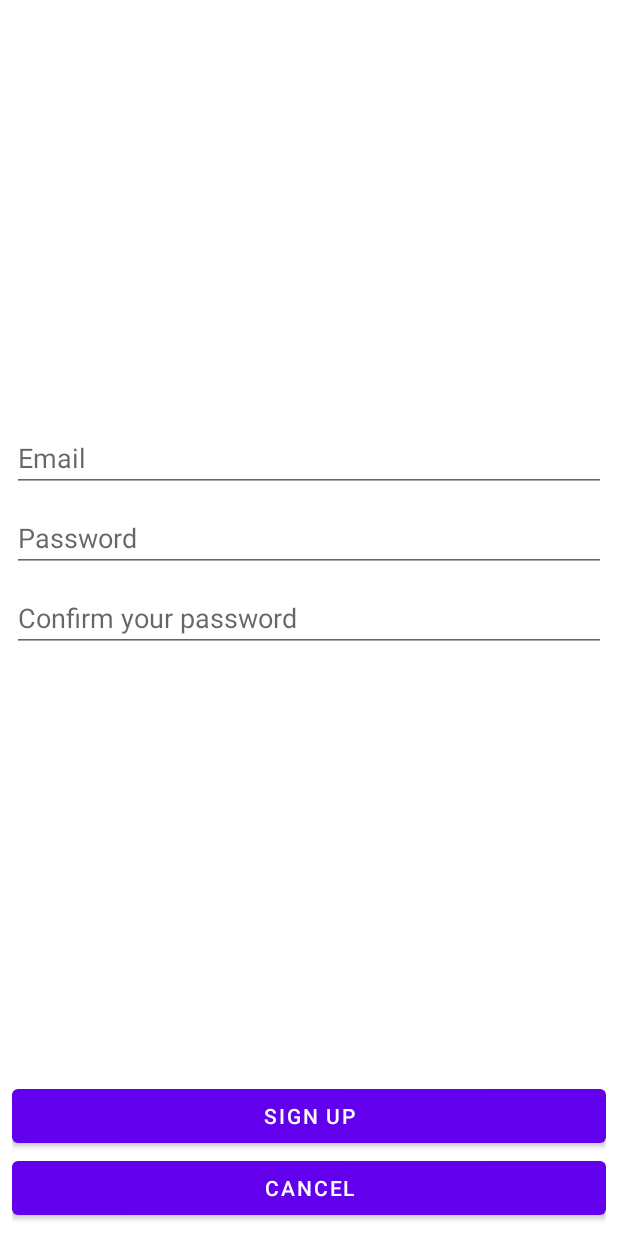
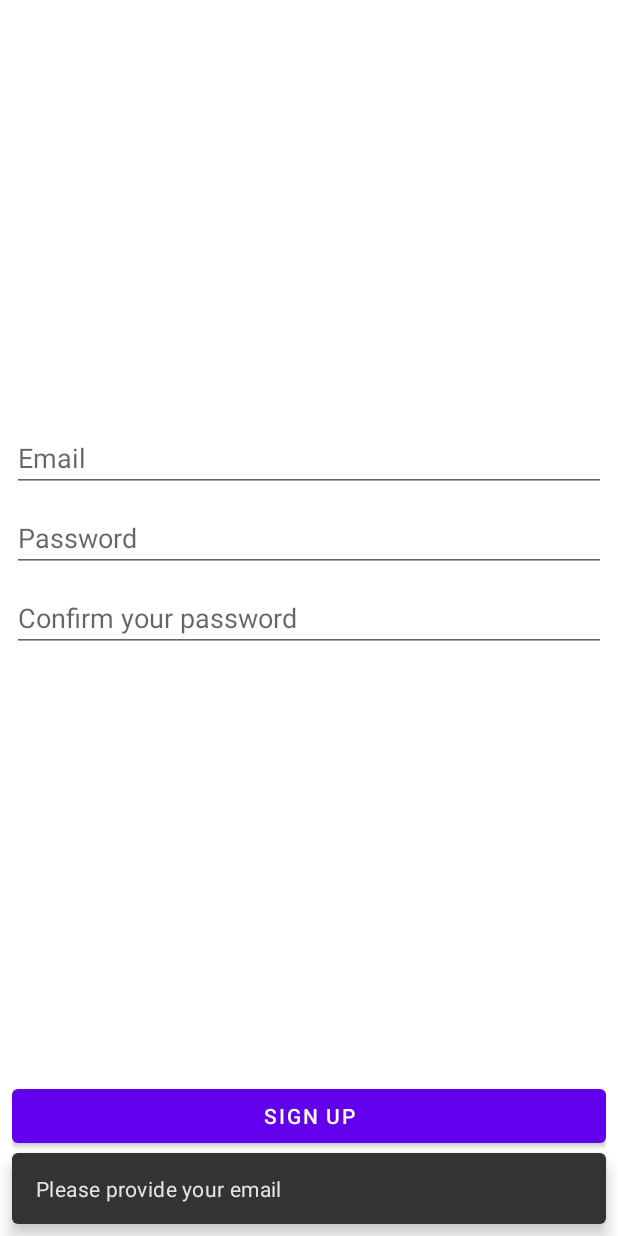
Before and after one commit to Fruit-Punch-Samurai/FireChat, an Android app: the SignUpFrag screen opened through its navigation route, after a tap on "SIGN UP", on a phone screen of 412 x 824 dp. Run offline under Robolectric (Android 15) with nearby library versions, the phone set to English and light mode, and no system bars; our stand-ins replace Firebase (no records; nobody signed in at launch, a user with empty details on screens opened directly), data binding; 1 statement that could not run was skipped.

Commit message:
Added the Sign up functionality
Signed-off-by: Yaya <yayadevbox@gmail.com>

```diff
--- a/app/src/main/java/com/fruitPunchSamurai/firechat/MainActivity.kt
+++ b/app/src/main/java/com/fruitPunchSamurai/firechat/MainActivity.kt
@@ -9,6 +9,8 @@ private lateinit var b: ActivityMainBinding
 
 class MainActivity : AppCompatActivity() {
 
+    //TODO: Motion layout and Instant Modules
+
     override fun onCreate(savedInstanceState: Bundle?) {
         super.onCreate(savedInstanceState)
 
--- a/app/src/main/java/com/fruitPunchSamurai/firechat/fragments/SignUpFrag.kt
+++ b/app/src/main/java/com/fruitPunchSamurai/firechat/fragments/SignUpFrag.kt
@@ -8,9 +8,11 @@ import androidx.fragment.app.viewModels
 import androidx.navigation.fragment.findNavController
 import com.fruitPunchSamurai.firechat.R
 import com.fruitPunchSamurai.firechat.databinding.SignUpFragmentBinding
+import com.fruitPunchSamurai.firechat.others.MyException
 import com.fruitPunchSamurai.firechat.others.MyFrag
 import com.fruitPunchSamurai.firechat.viewModels.SignUpViewModel
-import java.util.*
+import kotlinx.coroutines.MainScope
+import kotlinx.coroutines.launch
 
 class SignUpFrag : MyFrag() {
 
@@ -46,13 +48,29 @@ class SignUpFrag : MyFrag() {
 
     private fun observeEmailChanges() {
         vm.email.observe(viewLifecycleOwner, {
-            val username = vm.getUsernameFromEmail().capitalize(Locale.getDefault())
+            val username = vm.getUsernameFromEmail()
             val sentence = getString(R.string.yourUsernameWillBe)
             vm.usernameSentence.value = "$sentence $username"
         })
     }
 
     fun signUp() {
+        hideKeyboard()
+        makeLayoutTouchable(false)
+        MainScope().launch {
+            try {
+                val username = vm.signUp()
+                showSnackBar("${getString(R.string.welcome)} $username")
+                goToViewPagerFrag()
+            } catch (e: MyException) {
+                showSnackBar(e.message)
+            }
+            makeLayoutTouchable(true)
+        }
+    }
+
+    private fun goToViewPagerFrag() {
+        navigateTo(R.id.action_signUpFrag_to_viewPagerFrag)
 
     }
 
--- a/app/src/main/java/com/fruitPunchSamurai/firechat/others/MyException.kt
+++ b/app/src/main/java/com/fruitPunchSamurai/firechat/others/MyException.kt
@@ -1,6 +1,7 @@
 package com.fruitPunchSamurai.firechat.others
 
 class MyException(private val msg: String = "Undefined Error") : Exception() {
+
 
     override fun getLocalizedMessage(): String {
         return msg
--- a/app/src/main/res/layout/messages_fragment.xml
+++ b/app/src/main/res/layout/messages_fragment.xml
@@ -10,4 +10,10 @@
         android:layout_height="match_parent"
         android:text="@string/messages" />
 
+    <Button
+        android:id="@+id/button"
+        android:layout_width="wrap_content"
+        android:layout_height="wrap_content"
+        android:text="@string/Logout" />
+
 </FrameLayout>
--- a/app/src/main/res/navigation/main_nav.xml
+++ b/app/src/main/res/navigation/main_nav.xml
@@ -43,5 +43,11 @@
     <fragment
         android:id="@+id/signUpFrag"
         android:name="com.fruitPunchSamurai.firechat.fragments.SignUpFrag"
-        android:label="SignUpFrag" />
+        android:label="SignUpFrag">
+        <action
+            android:id="@+id/action_signUpFrag_to_viewPagerFrag"
+            app:destination="@id/viewPagerFrag"
+            app:popUpTo="@id/signInFrag"
+            app:popUpToInclusive="true" />
+    </fragment>
 </navigation>
--- a/app/src/main/res/values/strings.xml
+++ b/app/src/main/res/values/strings.xml
@@ -12,9 +12,14 @@
     <string name="provideEmail">Please provide your email</string>
     <string name="undefinedError">Undefined Error</string>
     <string name="providePassword">Please provide your password</string>
+    <string name="chooseStrongerPassword">Please choose a stronger password</string>
+    <string name="emailAddressTaken">Email address already taken</string>
+    <string name="invalidCredentials">Invalid credentials</string>
+    <string name="noNetworkConnection">No network connection</string>
     <string name="pleaseConfirmPassword">Please confirm your password</string>
     <string name="yourUsernameWillBe">Your username will be:</string>
-    <string name="userNotFound">User not found</string>
+    <string name="userNotFoundOrDisabled">User account not found or disabled</string>
+    <string name="Logout">Logout</string>
     <string name="cancel">Cancel</string>
     <string name="unknownUser">Unknown user</string>
     <string name="emailBadlyFormatted">Email address badly formatted</string>
--- a/build.gradle
+++ b/build.gradle
@@ -6,7 +6,7 @@ buildscript {
         jcenter()
     }
     dependencies {
-        classpath "com.android.tools.build:gradle:4.0.1"
+        classpath 'com.android.tools.build:gradle:4.0.2'
         classpath "org.jetbrains.kotlin:kotlin-gradle-plugin:$kotlin_version"
         classpath 'com.google.gms:google-services:4.3.4'
         classpath 'com.google.firebase:firebase-crashlytics-gradle:2.3.0'
```
Also changed, not shown: app/build.gradle (+8 -7 lines), app/src/main/java/com/fruitPunchSamurai/firechat/fragments/MessagesFrag.kt (+8 -0 lines), app/src/main/java/com/fruitPunchSamurai/firechat/fragments/ViewPagerFrag.kt (+12 -8 lines), app/src/main/java/com/fruitPunchSamurai/firechat/repos/AuthRepo.kt (+28 -5 lines), app/src/main/java/com/fruitPunchSamurai/firechat/viewModels/SignInViewModel.kt (+4 -7 lines), app/src/main/java/com/fruitPunchSamurai/firechat/viewModels/SignUpViewModel.kt (+43 -3 lines).
